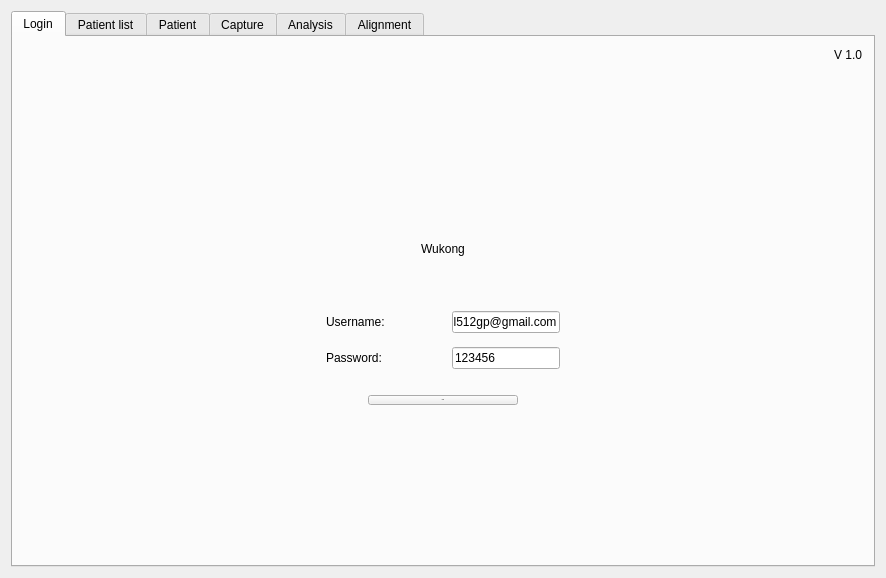
The window that DesktopApp/desktopapp.ui (michaelfong2017/landmark-annotator-desktop) describes before a commit, drawn with Qt 5.
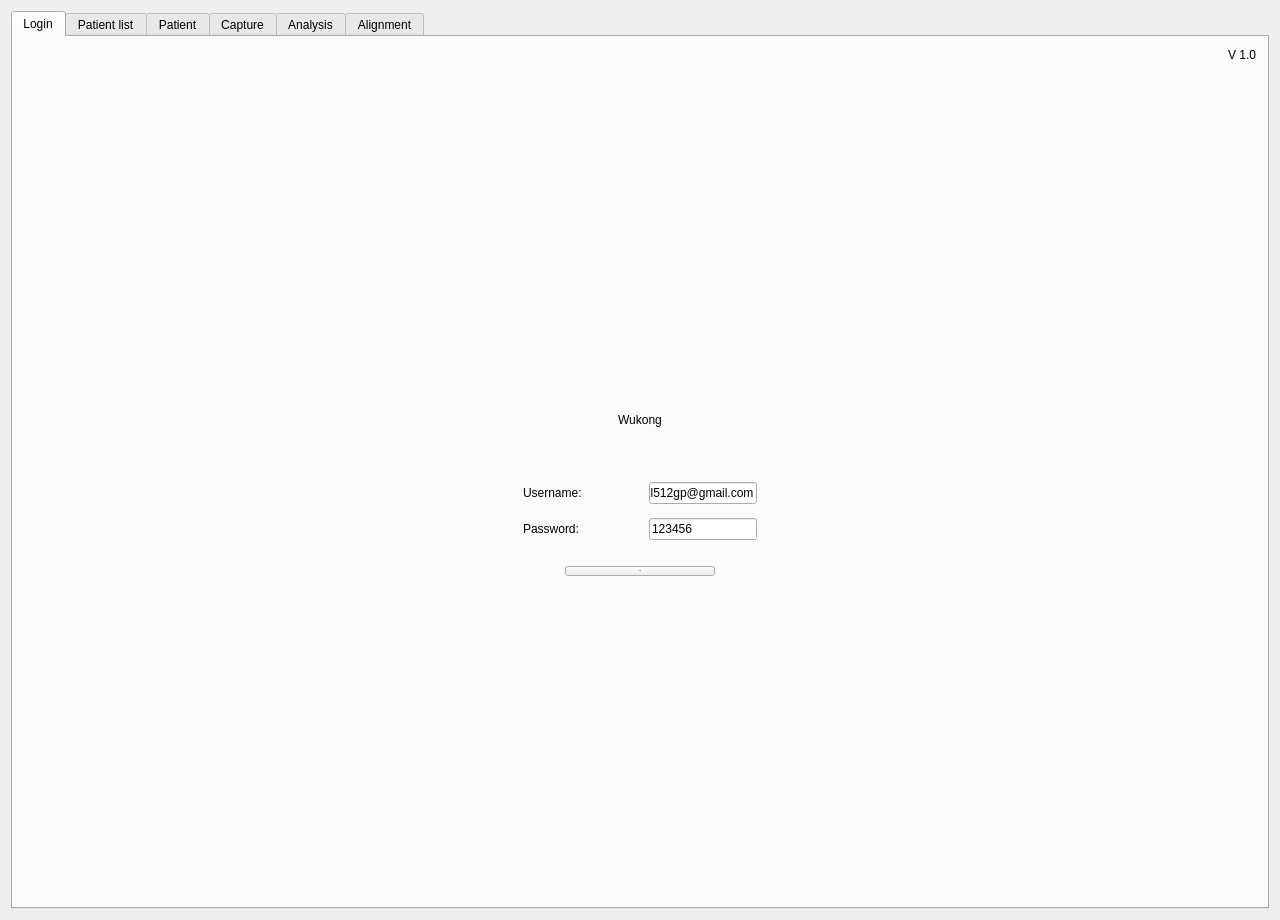
The same window after the commit.

Commit message: 5C networking query - At most try requesting 3 times, each with sleep 2000ms.

Diff of the .ui file:
```diff
--- a/DesktopApp/desktopapp.ui
+++ b/DesktopApp/desktopapp.ui
@@ -6,8 +6,8 @@
    <rect>
     <x>0</x>
     <y>0</y>
-    <width>886</width>
-    <height>578</height>
+    <width>1280</width>
+    <height>920</height>
    </rect>
   </property>
   <property name="sizePolicy">
```
The commit also changes 2 other files.
